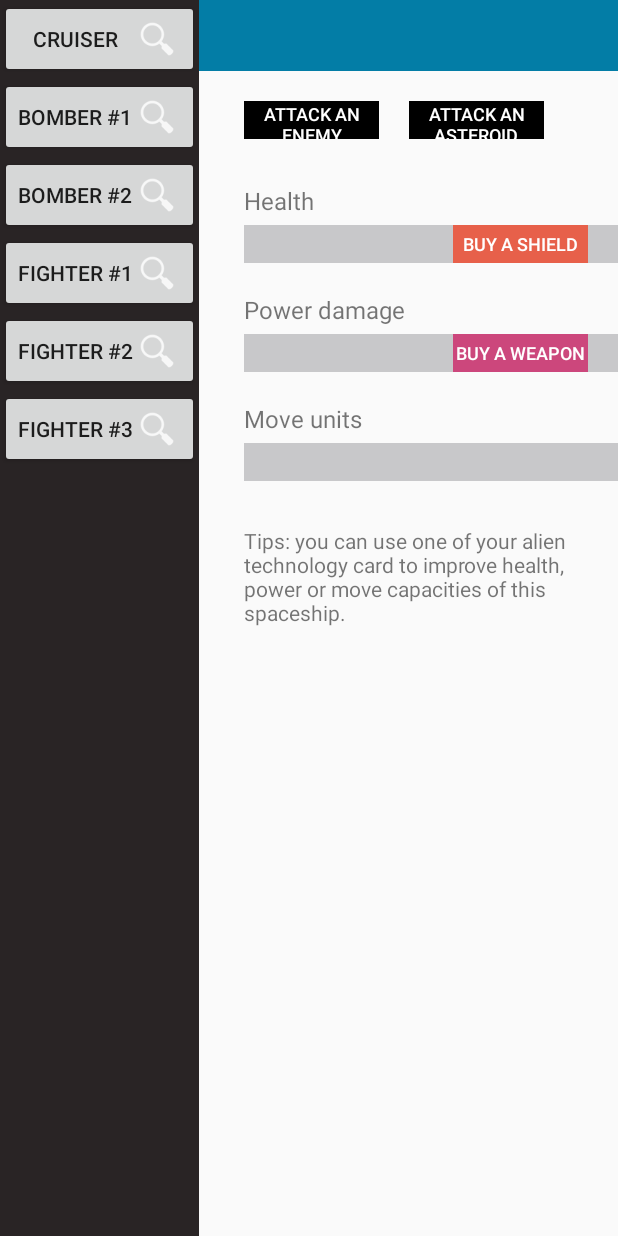
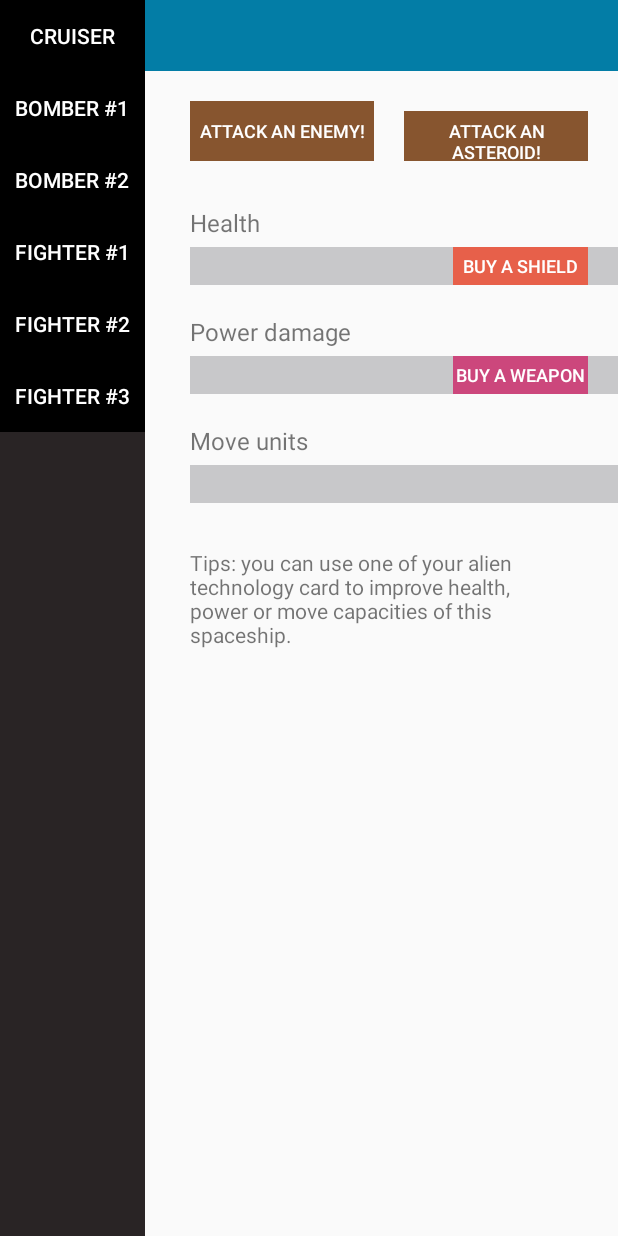
Before and after one commit to SupernovaAndroidApplication/supernova, an Android app: the layout fragment_fleet_dashboard.xml on its own in the app's theme, with its tools: preview values and no code run, on a phone screen of 412 x 824 dp. Run offline under Robolectric (Android 15) with nearby library versions, the phone set to English and light mode, and no system bars.

```diff
--- a/app/src/main/java/imac/supernova/MainActivity.java
+++ b/app/src/main/java/imac/supernova/MainActivity.java
@@ -118,7 +118,7 @@ public class MainActivity extends ActionBarActivity {
 
         // Start a new game
         game = new Game();
-        game.addPlayer(new Player("Angéline", Race.TERRAN));
+        game.addPlayer(new Player("Vincent", Race.TERRAN));
         game.addPlayer(new Player("Clara", Race.NERENIDE));
         game.addPlayer(new Player("Baptiste", Race.BOHREGON));
         game.addPlayer(new Player("Jérôme", Race.YTTRIKT));
--- a/app/src/main/java/imac/supernova/datamodel/Race.java
+++ b/app/src/main/java/imac/supernova/datamodel/Race.java
@@ -4,7 +4,7 @@ package imac.supernova.datamodel;
  * Created by Clara on 05/02/2015.
  */
 public enum Race {
-    TERRAN("Terran", "Description Terran"),
+    TERRAN("Terran", "Derniers arrivés dans la lutte pour la conquête de la galaxie, les Terrans ont dû quitter leur planète d’origine, devenue invivable, pour chercher à coloniser de nouvelles planètes plus hospitalières. Malheureusement, ils ne sont pas les seuls à s’intéresser à ces planètes, vitales pour leur espèce ! Technologiquement moins avancés que les autres races, ils compensent cette faiblesse par leur sens aiguisé de la stratégie."),
     BOHREGON("Bohregon", "Description Bohregon"),
     NERENIDE("Nerenide", "Description Nerenide"),
     YTTRIKT("Yttrikt", "Description Yttrikt");
--- a/app/src/main/res/layout/fragment_fleet_dashboard.xml
+++ b/app/src/main/res/layout/fragment_fleet_dashboard.xml
@@ -18,46 +18,66 @@
                 android:layout_height="match_parent"
                 android:orientation="vertical"
                 android:layout_weight="2">
-                <Button
-                    android:layout_width="match_parent"
-                    android:layout_height="wrap_content"
-                    android:id="@+id/button_cruiser"
-                    android:text="Cruiser"
-                    android:drawableRight="@drawable/action_search" />
-                <Button
-                    android:layout_width="match_parent"
-                    android:layout_height="wrap_content"
-                    android:id="@+id/button_bomber_1"
-                    android:text="Bomber #1"
-                    android:drawableRight="@drawable/action_search" />
 
                 <Button
                     android:layout_width="match_parent"
                     android:layout_height="wrap_content"
-                    android:id="@+id/button_bomber_2"
-                    android:text="Bomber #2"
-                    android:drawableRight="@drawable/action_search" />
+                    android:paddingLeft="10dp"
+                    android:paddingRight="10dp"
+                    android:id="@+id/button_cruiser"
+                    android:text="Cruiser"
+                    android:textColor="#fff"
+                    android:background="#000"
+                    style="?android:attr/borderlessButtonStyle"/>
                 <Button
                     android:layout_width="match_parent"
                     android:layout_height="wrap_content"
-                    android:id="@+id/button_fighter_1"
-                    android:text="Fighter #1"
-                    android:drawableRight="@drawable/action_search" />
+                    android:paddingLeft="10dp"
+                    android:paddingRight="10dp"
+                    android:id="@+id/button_bomber_1"
+                    android:text="Bomber #1"
+                    android:textColor="#fff"
+                    android:background="#000" />
 
                 <Button
                     android:layout_width="match_parent"
                     android:layout_height="wrap_content"
-                    android:id="@+id/button_fighter_2"
-                    android:text="Fighter #2"
-                    android:drawableRight="@drawable/action_search" />
+                    android:paddingLeft="10dp"
+                    android:paddingRight="10dp"
+                    android:id="@+id/button_bomber_2"
+                    android:text="Bomber #2"
+                    android:textColor="#fff"
+                    android:background="#000" />
                 <Button
                     android:layout_width="match_parent"
                     android:layout_height="wrap_content"
+                    android:paddingLeft="10dp"
+                    android:paddingRight="10dp"
+                    android:id="@+id/button_fighter_1"
+                    android:text="Fighter #1"
+                    android:textColor="#fff"
+                    android:background="#000" />
+
+                <Button
+                    android:layout_width="match_parent"
+                    android:layout_height="wrap_content"
+                    android:paddingLeft="10dp"
+                    android:paddingRight="10dp"
+                    android:id="@+id/button_fighter_2"
+                    android:text="Fighter #2"
+                    android:textColor="#fff"
+                    android:background="#000" />
+                <Button
+                    android:layout_width="match_parent"
+                    android:layout_height="wrap_content"
+                    android:paddingLeft="10dp"
+                    android:paddingRight="10dp"
                     android:id="@+id/button_fighter_3"
                     android:text="Fighter #3"
-                    android:drawableRight="@drawable/action_search" />
-                </LinearLayout>
-            </ScrollView>
+                    android:textColor="#fff"
+                    android:background="#000" />
+            </LinearLayout>
+        </ScrollView>
 
         <!-- Ship selected features layout -->
         <ScrollView
@@ -90,30 +110,33 @@
                 <LinearLayout
                     android:layout_width="match_parent"
                     android:layout_height="wrap_content"
+                    android:orientation="horizontal"
                     android:layout_marginLeft="30dp"
                     android:layout_marginBottom="30dp">
                     <Button
                         android:id="@+id/button_attack_enemy"
-                        android:layout_width="90dp"
-                        android:layout_height="25dp"
+                        android:layout_width="match_parent"
+                        android:layout_height="40dp"
+                        android:layout_weight="1"
                         android:layout_marginRight="20dp"
                         android:layout_alignParentRight="true"
-                        android:text="Attack an enemy"
+                        android:text="Attack an enemy!"
                         android:textColor="#fff"
                         android:textSize="12dp"
-                        android:background="#ff000000"
+                        android:background="#ff87552f"
                         style="?android:attr/borderlessButtonStyle" />
 
                     <Button
                         android:id="@+id/button_attack_asteroid"
-                        android:layout_width="90dp"
-                        android:layout_height="25dp"
+                        android:layout_width="match_parent"
+                        android:layout_height="40dp"
+                        android:layout_weight="1"
                         android:layout_marginRight="20dp"
                         android:layout_alignParentRight="true"
-                        android:text="Attack an asteroid"
+                        android:text="Attack an asteroid!"
                         android:textColor="#fff"
                         android:textSize="12dp"
-                        android:background="#ff000000"
+                        android:background="#ff87552f"
                         style="?android:attr/borderlessButtonStyle" />
                 </LinearLayout>
 
```
Also changed, not shown: app/src/main/AndroidManifest.xml (+16 -12 lines), app/src/main/java/imac/supernova/EnemiesListActivity.java (added, +82 -0 lines), app/src/main/java/imac/supernova/FleetDashboardFragment.java (+4 -3 lines), app/src/main/res/layout/activity_enemies_list.xml (added, +9 -0 lines), app/src/main/res/layout/enemies_list_item.xml (added, +13 -0 lines), app/src/main/res/menu/menu_enemies_list.xml (added, +7 -0 lines), app/src/main/res/values/strings.xml (+2 -7 lines).
